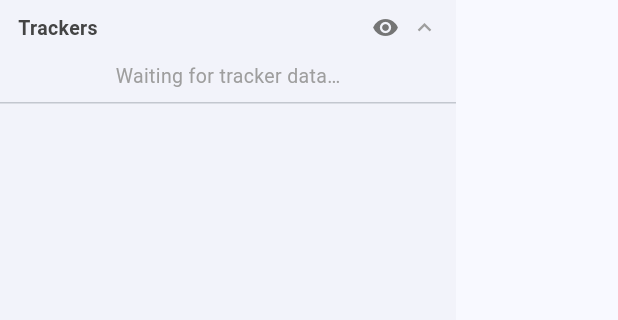
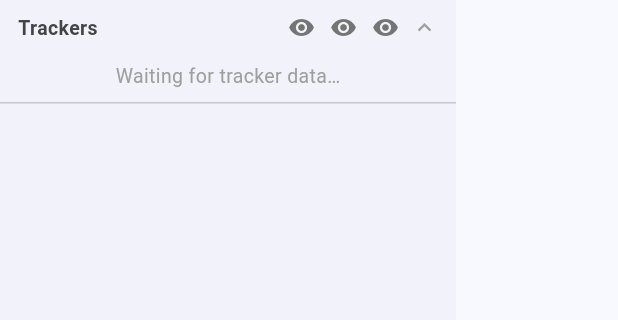
Before and after one commit to dkaye/APRS-Mapper, a Flutter app: the MenuDrawer widget shown alone on an empty page, opened directly with empty values, on a phone screen of 412 x 824 dp, the part 84-404 px from its top. Run offline on Flutter 3.47's test engine with Material 3 defaults, Android fonts, the phone set to English and light mode, and no system bars; our stand-ins replace device_info_plus, flutter_local_notifications, flutter_map, flutter_secure_storage, geolocator, just_audio and 4 more; missing offline and left inert: flutter_foreground_task, flutter_map_location_marker, flutter_map_tile_caching, gpx; accounts and stored records are empty; network calls fail.

Commit message:
app: v1.19.1+8 — tracker label toggles, API-version handshake, submodule fix
- Trackers section gains two label 'eyeballs' (ID / Name) alongside the
  existing visibility eye; both default on, persisted in SharedPreferences.
  Selected/blinking tracker labels render 'ID Name' in pure black.
- API version handshake: parse server api.min_client; show a dismissible
  UpdateBanner only when the server requires a newer client than
  MapConfig.clientApiVersion (silent when the server is merely newer).
- Add .gitmodules for the ios submodule (was missing, causing drift) and
  advance the ios pointer to include the export-compliance Info.plist key.
- android: force compileSdk 36 for transitive plugins that require it.
- Bump version to 1.19.1+8.

Co-Authored-By: Claude Opus 4.8 (1M context) <noreply@anthropic.com>

```diff
--- a/lib/map_config.dart
+++ b/lib/map_config.dart
@@ -2,6 +2,12 @@
 class MapConfig {
   // marsaprs web root — map/ syncs directly to /var/www/html/, so no subdirectory
   static const String serverBaseUrl = 'https://marsaprs.org';
+
+  // Wire-format contract version this build understands (see index.php API_VERSION).
+  // The app is compatible as long as the server's `min_client` <= this value, so a
+  // newer server serving this app stays silent. Bump when this app is rebuilt against
+  // a new/breaking server contract. NOT the app's marketing version.
+  static const int clientApiVersion = 1;
 
   static const String tileUrl = 'https://tile.openstreetmap.org/{z}/{x}/{y}.png';
 
--- a/lib/menu_drawer.dart
+++ b/lib/menu_drawer.dart
@@ -20,6 +20,10 @@ class MenuDrawer extends StatefulWidget {
   final Map<String, bool> courseVisible;
   final Set<String> blinkingIds;
   final bool blinkOn;
+  final bool showTrackerIds;
+  final bool showTrackerNames;
+  final VoidCallback? onToggleTrackerIds;
+  final VoidCallback? onToggleTrackerNames;
   final void Function(TrackerData)? onTrackerTap;
   final void Function(TrackerData)? onTrackerLongPress;
   final void Function(FixedMarker)? onFixedTap;
@@ -50,6 +54,10 @@ class MenuDrawer extends StatefulWidget {
     this.selectedId,
     this.blinkingIds = const {},
     this.blinkOn = true,
+    this.showTrackerIds = true,
+    this.showTrackerNames = true,
+    this.onToggleTrackerIds,
+    this.onToggleTrackerNames,
     this.onTrackerTap,
     this.onTrackerLongPress,
     this.onFixedTap,
@@ -177,6 +185,10 @@ class _MenuDrawerState extends State<MenuDrawer> {
                       key: 'trackers',
                       title: 'Trackers',
                       hasVisToggle: true,
+                      extraToggles: [
+                        _labelEye(on: widget.showTrackerIds,   tip: 'Show/hide tracker IDs',   onTap: widget.onToggleTrackerIds),
+                        _labelEye(on: widget.showTrackerNames, tip: 'Show/hide tracker names', onTap: widget.onToggleTrackerNames),
+                      ],
                       children: widget.trackers.isEmpty
                           ? [_empty('Waiting for tracker data…')]
                           : ([...widget.trackers]..sort((a, b) => _naturalCompare(a.id, b.id)))
@@ -352,11 +364,26 @@ class _MenuDrawerState extends State<MenuDrawer> {
 
   // ── Accordion section ──────────────────────────────────────────────────────
 
+  // Small eyeball toggle used in section headers (e.g. tracker ID / Name labels).
+  Widget _labelEye({required bool on, required String tip, required VoidCallback? onTap}) => Tooltip(
+        message: tip,
+        child: GestureDetector(
+          onTap: onTap,
+          behavior: HitTestBehavior.opaque,
+          child: Padding(
+            padding: const EdgeInsets.only(right: 10),
+            child: Icon(on ? Icons.visibility : Icons.visibility_off,
+                size: 18, color: on ? Colors.grey[600] : Colors.grey[400]),
+          ),
+        ),
+      );
+
   Widget _section({
     required String key,
     required String title,
     required bool hasVisToggle,
     required List<Widget> children,
+    List<Widget> extraToggles = const [],
   }) {
     final open = _expanded.contains(key);
     final visible = widget.sectionVisible[key] ?? true;
@@ -372,6 +399,7 @@ class _MenuDrawerState extends State<MenuDrawer> {
                 child: Text(title,
                     style: const TextStyle(fontSize: 13, fontWeight: FontWeight.w600, color: Color(0xFF444444))),
               ),
+              ...extraToggles,
               if (hasVisToggle)
                 GestureDetector(
                   onTap: () => widget.onSectionVisibility?.call(key, !visible),
--- a/lib/tracker_data.dart
+++ b/lib/tracker_data.dart
@@ -51,6 +51,9 @@ class APRSData {
   final List<TrackerData> trackers;
   final int blinkDuration;   // seconds
   final int breadcrumbCount; // 0 = off, 1–100
+  // Oldest client contract the server still supports (from the `api` object).
+  // 0 when absent (old server) → treated as compatible. See MapConfig.clientApiVersion.
+  final int apiMinClient;
   final List<int>?    beaconIntervalsSec; // [walk, drive, stat]; null = unchanged
   final List<double>? beaconDistancesMi;
 
@@ -58,6 +61,7 @@ class APRSData {
     required this.trackers,
     this.blinkDuration = 5,
     this.breadcrumbCount = 100,
+    this.apiMinClient = 0,
     this.beaconIntervalsSec,
     this.beaconDistancesMi,
   });
@@ -70,6 +74,7 @@ class APRSData {
           .toList(),
       blinkDuration:   (j['blink_duration']   as num?)?.toInt() ?? 5,
       breadcrumbCount: (j['breadcrumb_count'] as num?)?.toInt() ?? 100,
+      apiMinClient:    ((j['api'] as Map?)?['min_client'] as num?)?.toInt() ?? 0,
       beaconIntervalsSec: bc is Map ? [
         (bc['walk_interval']  as num?)?.toInt() ?? 60,
         (bc['cycle_interval'] as num?)?.toInt() ?? 30,
```
Also changed, not shown: lib/map_screen.dart (+42 -0 lines), lib/tracker_layer.dart (+21 -15 lines), lib/widgets/update_banner.dart (added, +51 -0 lines), 3 other files.
